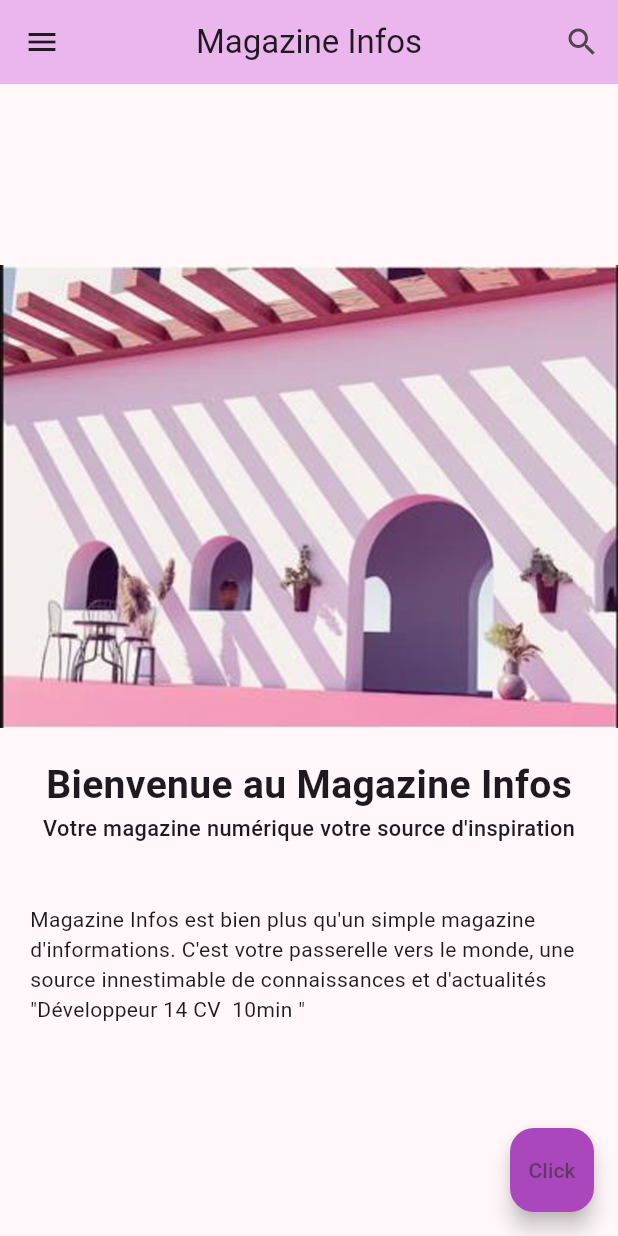
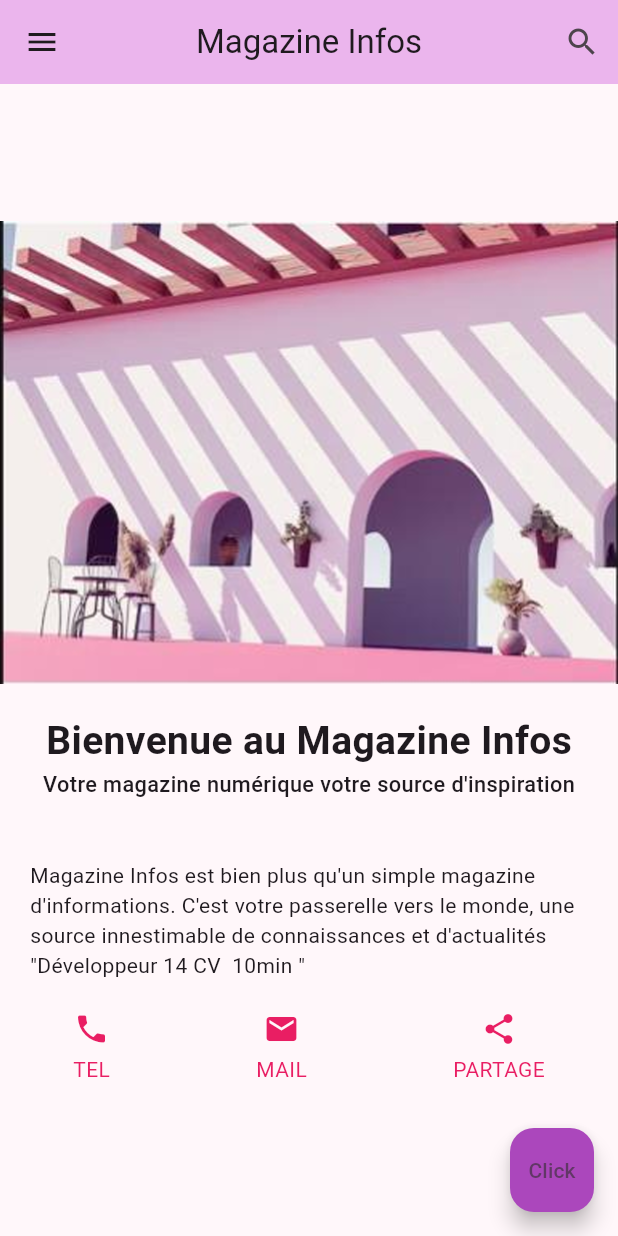
Before and after one commit to Matthieu96Code/MagazineInfo_flutter, a Flutter app: the screen it shows after launch, on a phone screen of 412 x 824 dp. Run offline on Flutter 3.47's test engine with Material 3 defaults, Android fonts, the phone set to English and light mode, and no system bars.

Commit message:
Add partie icon widget class

```diff
--- a/lib/main.dart
+++ b/lib/main.dart
@@ -51,6 +51,7 @@ class PageAccueil extends StatelessWidget {
             ),
             PartieTitre(),
             PartieTexte(),
+            PartieIcone(),
 
           ],
         ),
@@ -101,3 +102,55 @@ class PartieTexte extends StatelessWidget {
     );
   }
 }
+
+class PartieIcone extends StatelessWidget {
+  const PartieIcone({super.key});
+
+  @override
+  Widget build(BuildContext context) {
+    return Container(
+      padding: EdgeInsets.only(bottom: 10.0),
+      child: Row(
+        mainAxisAlignment: MainAxisAlignment.spaceAround,
+        children: [
+          Container(
+            child: Column(
+              children: [
+                Icon(Icons.phone, color: Colors.pink),
+                SizedBox(height: 5,),
+                Text('TEL',
+                    style: TextStyle(
+                    color: Colors.pink
+                    ),)
+              ],
+            ),
+          ),
+          Container(
+            child: Column(
+              children: [
+                Icon(Icons.mail, color: Colors.pink),
+                SizedBox(height: 5,),
+                Text('MAIL',
+                    style: TextStyle(
+                    color: Colors.pink
+                    ),)
+              ],
+            ),
+          ),
+          Container(
+            child: Column(
+              children: [
+                Icon(Icons.share, color: Colors.pink),
+                SizedBox(height: 5,),
+                Text('PARTAGE',
+                    style: TextStyle(
+                    color: Colors.pink
+                    ),)
+              ],
+            ),
+          ),
+        ],
+      ),
+    );
+  }
+}
```
